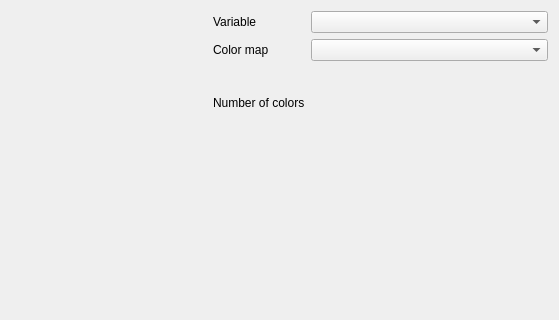
Above: smoke/view/colormaptab.ui from bvanloon/Scientific-Visualization before the change; both pictures show x 139 to 698 and y 0 to 320 of the 698 by 799 pixel window. Below: the same form after it.
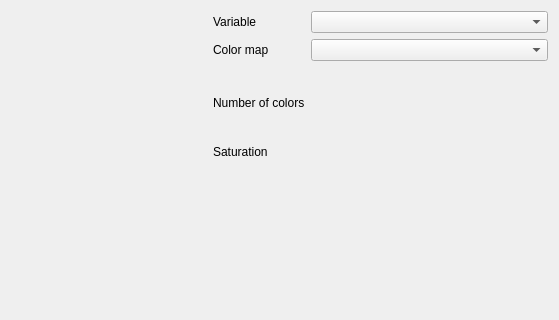
That is the form after the change. Custom widgets are drawn as their Qt base class.

Commit message: Added saturation slider

```diff
--- a/smoke/view/colormaptab.ui
+++ b/smoke/view/colormaptab.ui
@@ -73,6 +73,16 @@
          </property>
         </widget>
        </item>
+       <item row="3" column="0">
+        <widget class="QLabel" name="label">
+         <property name="text">
+          <string>Saturation</string>
+         </property>
+        </widget>
+       </item>
+       <item row="3" column="1">
+        <widget class="FloatSlider" name="saturationSlider" native="true"/>
+       </item>
       </layout>
      </item>
      <item>
```
